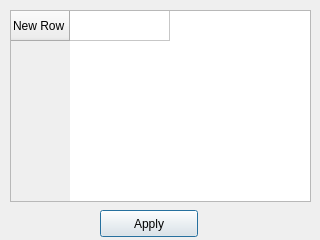
Old version of the form UI/controllersettings.ui in the repository krishauser/Klampt.
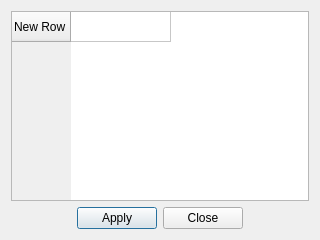
New version of the form.

```diff
--- a/UI/controllersettings.ui
+++ b/UI/controllersettings.ui
@@ -13,15 +13,9 @@
   <property name="windowTitle">
    <string>Controller Settings</string>
   </property>
+  <layout class="QGridLayout" name="gridLayout">
+   <item row="0" column="0" colspan="4">
   <widget class="QTableWidget" name="tableWidget">
-   <property name="geometry">
-    <rect>
-     <x>10</x>
-     <y>10</y>
-     <width>301</width>
-     <height>192</height>
-    </rect>
-   </property>
    <property name="styleSheet">
     <string notr="true">font: 75 italic 9pt &quot;Ubuntu&quot;;</string>
    </property>
@@ -47,19 +41,48 @@
     </property>
    </item>
   </widget>
+   </item>
+   <item row="1" column="0">
+    <spacer name="horizontalSpacer">
+     <property name="orientation">
+      <enum>Qt::Horizontal</enum>
+     </property>
+     <property name="sizeHint" stdset="0">
+      <size>
+       <width>40</width>
+       <height>20</height>
+      </size>
+     </property>
+    </spacer>
+   </item>
+   <item row="1" column="1">
   <widget class="QPushButton" name="pushButton">
-   <property name="geometry">
-    <rect>
-     <x>100</x>
-     <y>210</y>
-     <width>98</width>
-     <height>27</height>
-    </rect>
-   </property>
    <property name="text">
     <string>Apply</string>
    </property>
   </widget>
+   </item>
+   <item row="1" column="3">
+    <spacer name="horizontalSpacer_2">
+     <property name="orientation">
+      <enum>Qt::Horizontal</enum>
+     </property>
+     <property name="sizeHint" stdset="0">
+      <size>
+       <width>40</width>
+       <height>20</height>
+      </size>
+     </property>
+    </spacer>
+   </item>
+   <item row="1" column="2">
+    <widget class="QPushButton" name="pushButton_2">
+     <property name="text">
+      <string>Close</string>
+     </property>
+    </widget>
+   </item>
+  </layout>
  </widget>
  <resources/>
  <connections>
```
Left out of the diff: 18 changed lines with no effect on the pictures. Lines whose indentation alone changed are shown as unchanged.
